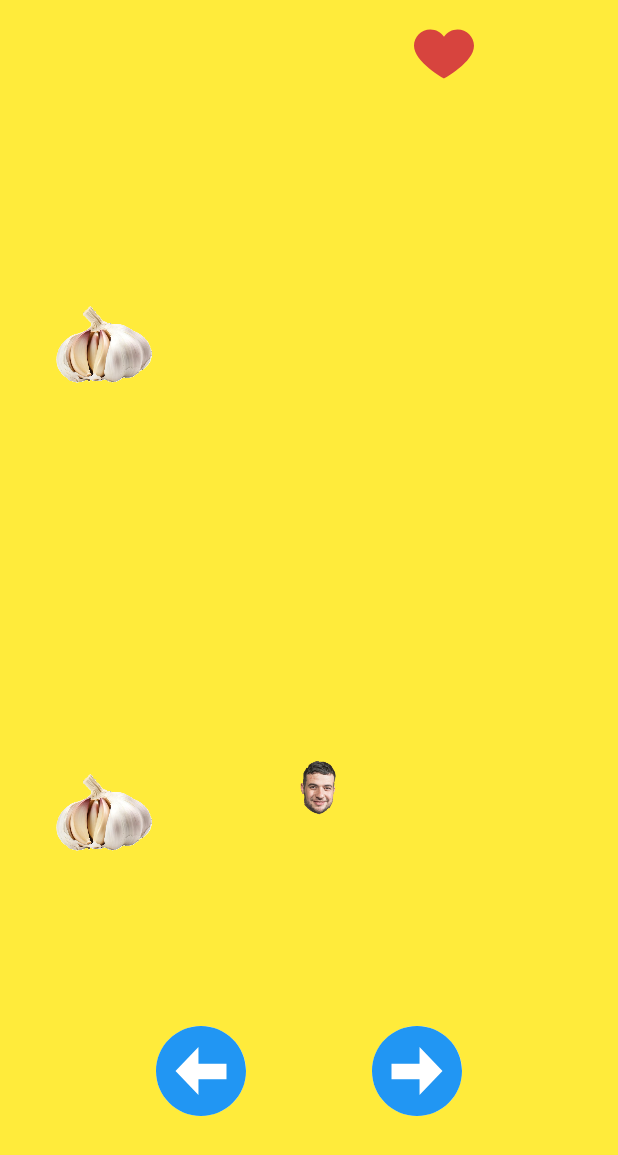
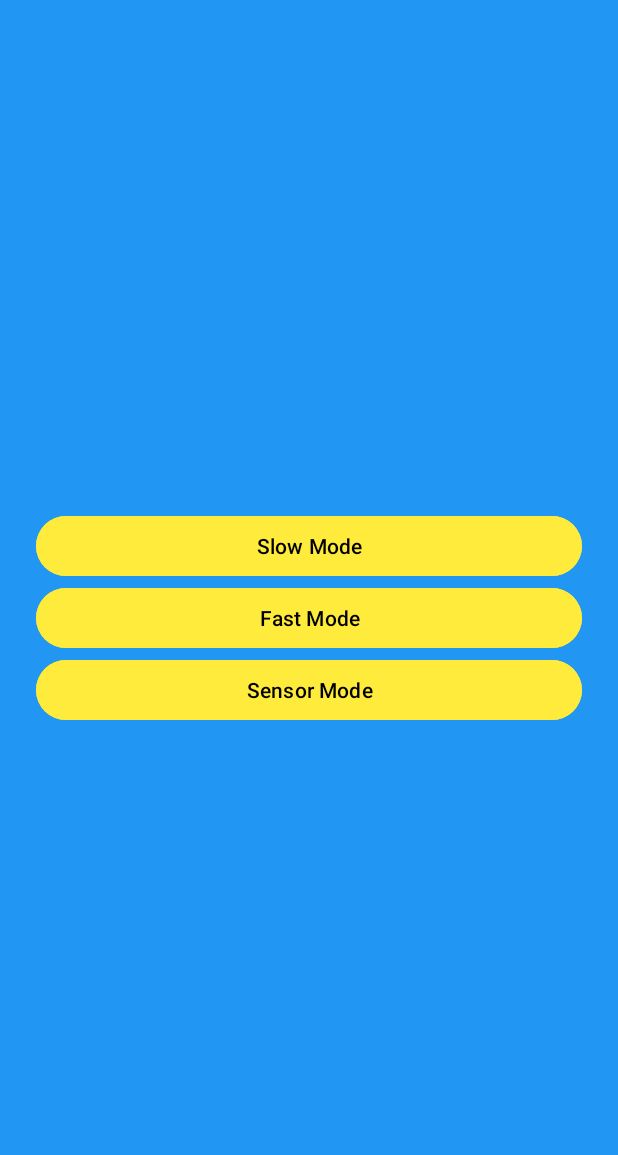
Before and after one commit to liadnave25/FirstGame, an Android app: the screen it shows after launch (MainActivity before the commit, StartApp after it), on a phone screen of 412 x 824 dp. Shown: the top 1155 px of the screen. Run offline under Robolectric (Android 15) with nearby library versions, the phone set to English and light mode, and no system bars.

Commit message:
add missing file

```diff
--- a/app/src/main/AndroidManifest.xml
+++ b/app/src/main/AndroidManifest.xml
@@ -15,14 +15,15 @@
         android:theme="@style/Theme.OnionGarlicRun"
         tools:targetApi="31">
         <activity
-            android:name=".MainActivity"
+            android:name=".StartApp"
             android:exported="true">
+
             <intent-filter>
                 <action android:name="android.intent.action.MAIN" />
-
                 <category android:name="android.intent.category.LAUNCHER" />
             </intent-filter>
         </activity>
+        <activity android:name=".MainActivity" />
     </application>
     <uses-permission android:name="android.permission.VIBRATE" />
 </manifest>
--- /dev/null
+++ b/app/src/main/java/com/example/oniongarlicrun/StartApp.kt
@@ -0,0 +1,35 @@
+package com.example.oniongarlicrun
+
+import android.content.Intent
+import android.os.Bundle
+import android.widget.Button
+import androidx.appcompat.app.AppCompatActivity
+
+class StartApp : AppCompatActivity() {
+    override fun onCreate(savedInstanceState: Bundle?) {
+        super.onCreate(savedInstanceState)
+        setContentView(R.layout.start_app)
+
+        val btnSlow = findViewById<Button>(R.id.btnSlow)
+        val btnFast = findViewById<Button>(R.id.btnFast)
+        val btnSensor = findViewById<Button>(R.id.btnSensor)
+
+        btnSlow.setOnClickListener {
+            launchGame("slow")
+        }
+
+        btnFast.setOnClickListener {
+            launchGame("fast")
+        }
+
+        btnSensor.setOnClickListener {
+            launchGame("sensor")
+        }
+    }
+
+    private fun launchGame(mode: String) {
+        val intent = Intent(this, MainActivity::class.java)
+        intent.putExtra("MODE", mode)
+        startActivity(intent)
+    }
+}
--- /dev/null
+++ b/app/src/main/res/layout/start_app.xml
@@ -0,0 +1,47 @@
+<?xml version="1.0" encoding="utf-8"?>
+<androidx.constraintlayout.widget.ConstraintLayout
+    xmlns:android="http://schemas.android.com/apk/res/android"
+    xmlns:app="http://schemas.android.com/apk/res-auto"
+    android:layout_width="match_parent"
+    android:layout_height="match_parent"
+    android:background="#2196F3"
+    android:padding="24dp">
+
+<Button
+android:id="@+id/btnSlow"
+android:layout_width="0dp"
+android:layout_height="wrap_content"
+android:text="Slow Mode"
+android:backgroundTint="#FFEB3B"
+    android:textColor="#000000"
+    app:layout_constraintTop_toTopOf="parent"
+    app:layout_constraintBottom_toTopOf="@+id/btnFast"
+    app:layout_constraintStart_toStartOf="parent"
+    app:layout_constraintEnd_toEndOf="parent"
+    app:layout_constraintVertical_chainStyle="packed"/>
+
+<Button
+android:id="@+id/btnFast"
+android:layout_width="0dp"
+android:layout_height="wrap_content"
+android:text="Fast Mode"
+android:backgroundTint="#FFEB3B"
+android:textColor="#000000"
+app:layout_constraintTop_toBottomOf="@id/btnSlow"
+app:layout_constraintBottom_toTopOf="@+id/btnSensor"
+app:layout_constraintStart_toStartOf="parent"
+app:layout_constraintEnd_toEndOf="parent"/>
+
+<Button
+android:id="@+id/btnSensor"
+android:layout_width="0dp"
+android:layout_height="wrap_content"
+android:text="Sensor Mode"
+android:backgroundTint="#FFEB3B"
+android:textColor="#000000"
+app:layout_constraintTop_toBottomOf="@id/btnFast"
+app:layout_constraintBottom_toBottomOf="parent"
+app:layout_constraintStart_toStartOf="parent"
+app:layout_constraintEnd_toEndOf="parent"/>
+
+    </androidx.constraintlayout.widget.ConstraintLayout>
```
Also changed, not shown: app/src/main/java/com/example/oniongarlicrun/GameLogic.kt (+118 -21 lines), app/src/main/java/com/example/oniongarlicrun/MainActivity.kt (+39 -16 lines), app/src/main/res/layout/activity_main.xml (+30 -7 lines), app/src/main/res/drawable/coin.png (added).
